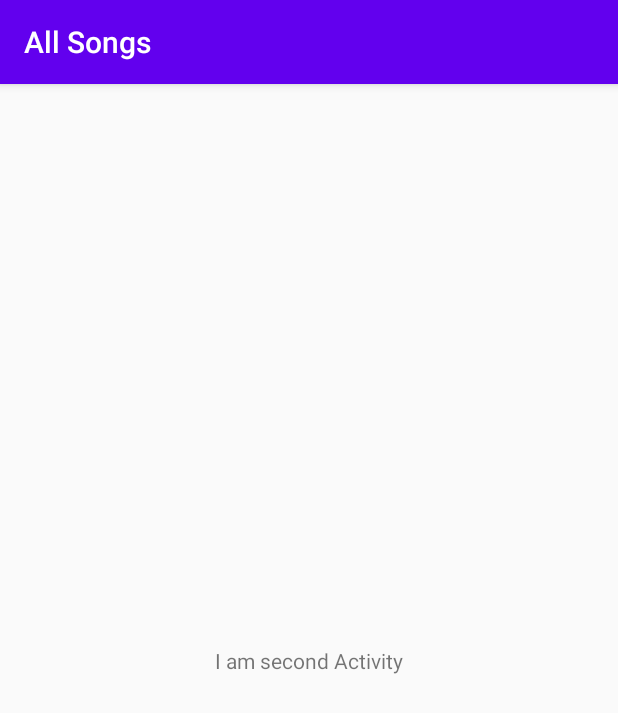
After one commit to armmask/Dotify, an Android app: the SongListActivity screen opened directly, with no data from a screen before it, on a phone screen of 412 x 824 dp. The commit adds this screen. Shown: the top 713 px of the screen. Run offline under Robolectric (Android 15) with nearby library versions, the phone set to English and light mode, and no system bars.

Commit message:
fixed for hw 1

```diff
--- a/app/src/main/AndroidManifest.xml
+++ b/app/src/main/AndroidManifest.xml
@@ -9,7 +9,11 @@
         android:roundIcon="@mipmap/ic_launcher_round"
         android:supportsRtl="true"
         android:theme="@style/AppTheme">
+        <activity android:name=".SongListActivity" android:label="All Songs">
+
+        </activity>
         <activity android:name=".MainActivity">
+
             <intent-filter>
                 <action android:name="android.intent.action.MAIN" />
 
--- a/app/src/main/java/com/armmask/dotify/MainActivity.kt
+++ b/app/src/main/java/com/armmask/dotify/MainActivity.kt
@@ -1,5 +1,4 @@
 package com.armmask.dotify
-import android.graphics.Color
 import androidx.appcompat.app.AppCompatActivity
 import android.os.Bundle
 import android.view.View
--- /dev/null
+++ b/app/src/main/java/com/armmask/dotify/SongListActivity.kt
@@ -0,0 +1,12 @@
+package com.armmask.dotify
+
+import androidx.appcompat.app.AppCompatActivity
+import android.os.Bundle
+
+class SongListActivity : AppCompatActivity() {
+
+    override fun onCreate(savedInstanceState: Bundle?) {
+        super.onCreate(savedInstanceState)
+        setContentView(R.layout.activity_song_list)
+    }
+}
--- /dev/null
+++ b/app/src/main/res/layout/activity_song_list.xml
@@ -0,0 +1,18 @@
+<?xml version="1.0" encoding="utf-8"?>
+<androidx.constraintlayout.widget.ConstraintLayout xmlns:android="http://schemas.android.com/apk/res/android"
+    xmlns:app="http://schemas.android.com/apk/res-auto"
+    xmlns:tools="http://schemas.android.com/tools"
+    android:layout_width="match_parent"
+    android:layout_height="match_parent"
+    tools:context=".SongListActivity">
+
+    <TextView
+        android:id="@+id/tvNameActivity"
+        android:layout_width="wrap_content"
+        android:layout_height="wrap_content"
+        android:text="I am second Activity"
+        app:layout_constraintBottom_toBottomOf="parent"
+        app:layout_constraintEnd_toEndOf="parent"
+        app:layout_constraintStart_toStartOf="parent"
+        app:layout_constraintTop_toTopOf="parent" />
+</androidx.constraintlayout.widget.ConstraintLayout>
```
Also changed, not shown: app/src/main/res/layout/activity_main.xml (+37 -71 lines), app/src/main/java/com/armmask/dotify/SongListAdapter.kt (added).
